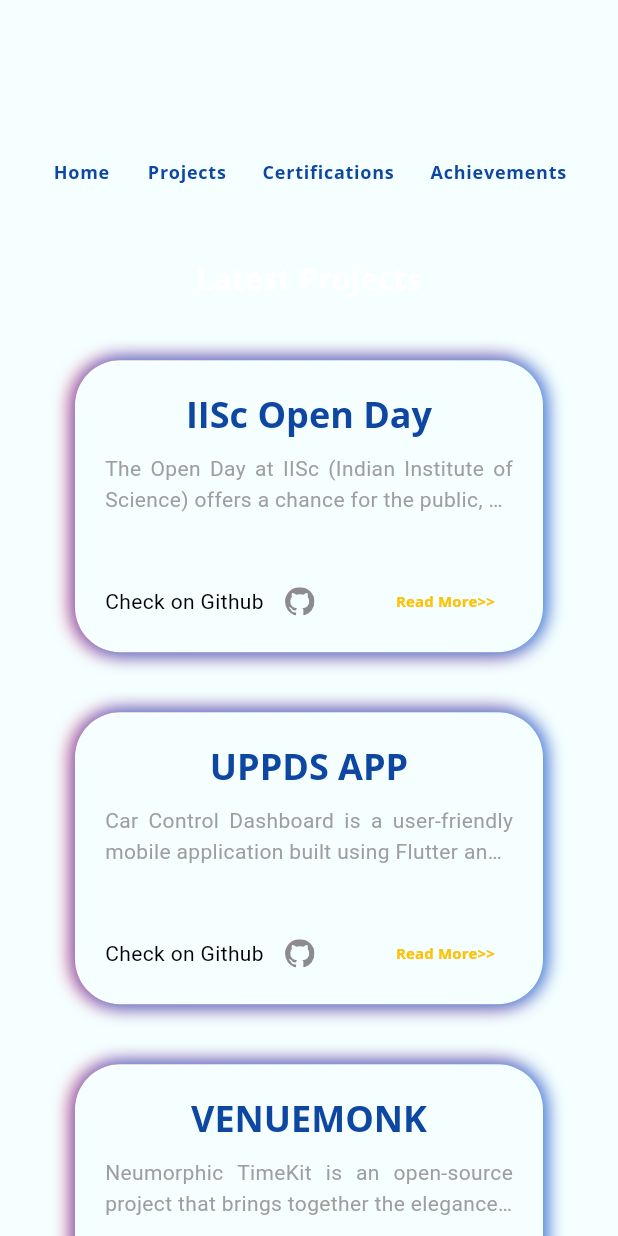
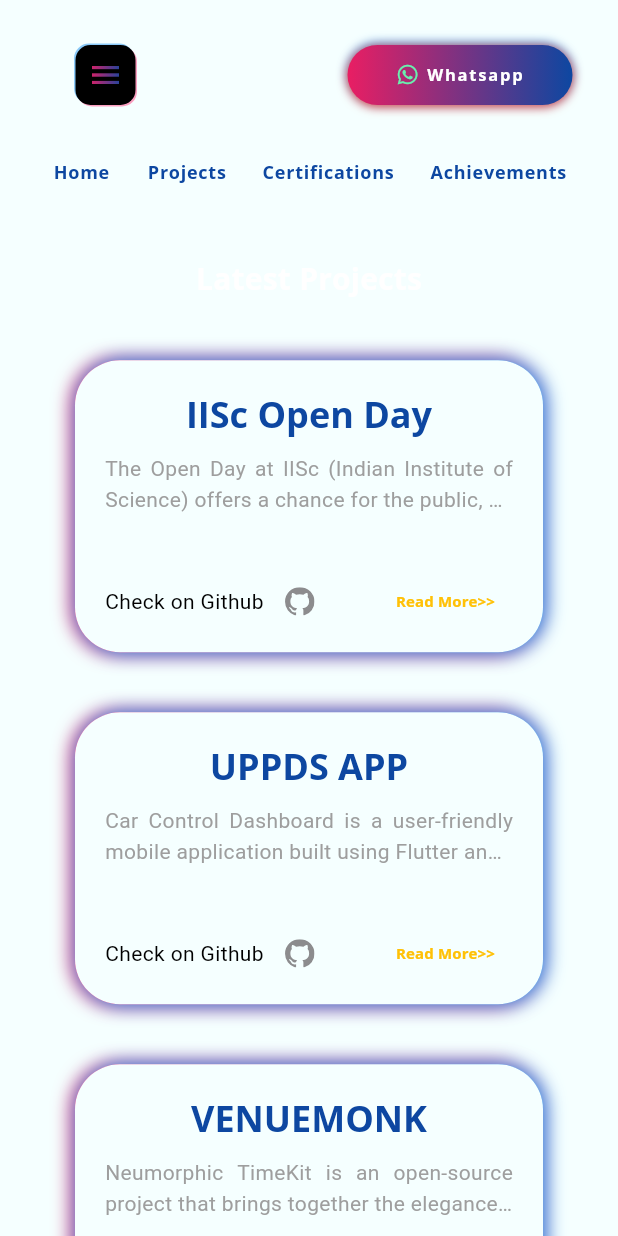
Before and after one commit to subair71/portfolio, a Flutter app: the screen it shows after launch, scrolled down 576 dp, on a phone screen of 412 x 824 dp. Run offline on Flutter 3.47's test engine with Material 3 defaults, Android fonts, the light colour scheme and no system bars; our stand-ins replace flutter_svg, font_awesome_flutter, get, google_fonts, photo_view.

Commit message:
tests updated6

```diff
--- a/lib/view/main/components/navigation_bar.dart
+++ b/lib/view/main/components/navigation_bar.dart
@@ -9,22 +9,22 @@
   @override
   Widget build(BuildContext context) {
     return Scaffold(
-      // body: Row(
-      //   crossAxisAlignment: CrossAxisAlignment.center,
-      //   children: [
-      //     const Spacer(),
-      //     Padding(
-      //       padding: const EdgeInsets.all(defaultPadding),
-      //       child:!Responsive.isLargeMobile(context)? Image.asset('assets/images/triange_icon.png') : MenuButton(onTap: () => Scaffold.of(context).openDrawer(),),
-      //     ),
-      //     // if(Responsive.isLargeMobile(context)) MenuButton(),
-      //     const Spacer(flex: 2,),
-      //     if(!Responsive.isLargeMobile(context))  const NavigationButtonList(),
-      //     const Spacer(flex: 2,),
-      //     const ConnectButton(),
-      //     const Spacer(),
-      //   ],
-      // ),
+      body: Row(
+        crossAxisAlignment: CrossAxisAlignment.center,
+        children: [
+          const Spacer(),
+          Padding(
+            padding: const EdgeInsets.all(defaultPadding),
+            child:!Responsive.isLargeMobile(context)? Image.asset('assets/images/triange_icon.png') : MenuButton(onTap: () => Scaffold.of(context).openDrawer(),),
+          ),
+          // if(Responsive.isLargeMobile(context)) MenuButton(),
+          const Spacer(flex: 2,),
+          if(!Responsive.isLargeMobile(context))  const NavigationButtonList(),
+          const Spacer(flex: 2,),
+          const ConnectButton(),
+          const Spacer(),
+        ],
+      ),
     );
   }
 }
```
Also changed, not shown: 1 other file.
